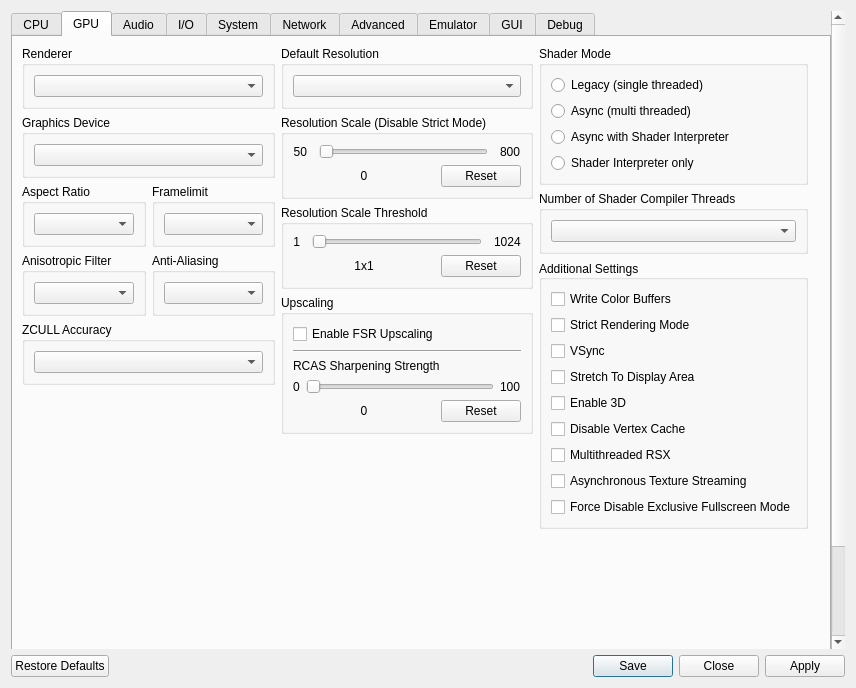
This is rpcs3/rpcs3qt/settings_dialog.ui in RPCS3/rpcs3 as Qt 5 draws it before an edit. The edited form follows.
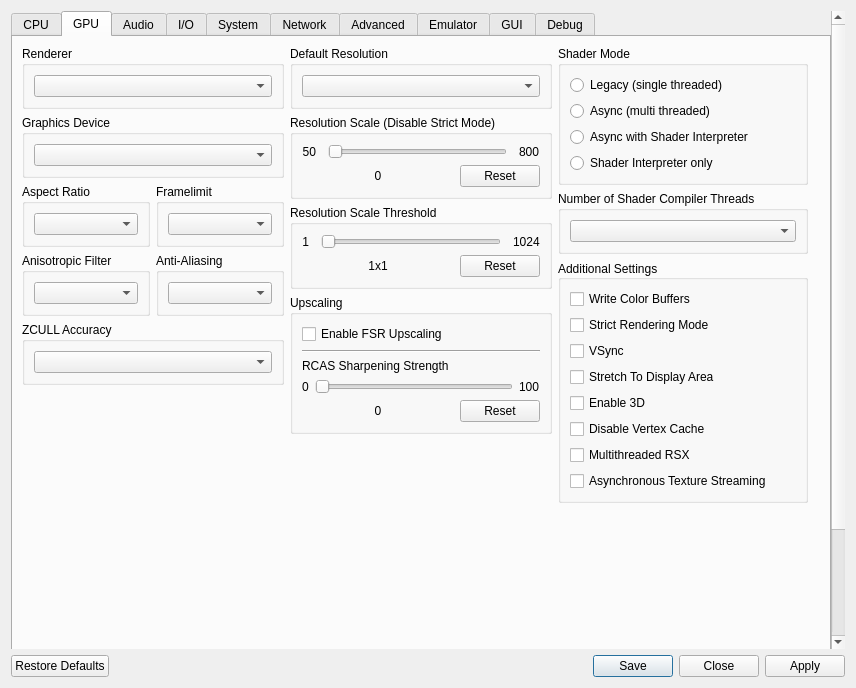
This is the edited form. The open tabs and pages were chosen to show the change. Icons and pictures are not drawn.

The edit to the form file:
```diff
--- a/rpcs3/rpcs3qt/settings_dialog.ui
+++ b/rpcs3/rpcs3qt/settings_dialog.ui
@@ -940,13 +940,6 @@
                  </property>
                 </widget>
                </item>
-			   <item>
-                <widget class="QCheckBox" name="ForceDisableExclusiveFullscreenMode">
-                 <property name="text">
-                  <string>Force Disable Exclusive Fullscreen Mode</string>
-                 </property>
-                </widget>
-               </item>
                <item>
                 <spacer name="additional_settings_spacer">
                  <property name="orientation">
@@ -2372,6 +2365,13 @@
                  </property>
                 </widget>
                </item>
+               <item>
+                <widget class="QCheckBox" name="forceDisableExclusiveFullscreenMode">
+                 <property name="text">
+                  <string>Force Disable Exclusive Fullscreen Mode</string>
+                 </property>
+                </widget>
+               </item>
                <item>
                 <widget class="QCheckBox" name="disableOnDiskShaderCache">
                  <property name="text">
```
